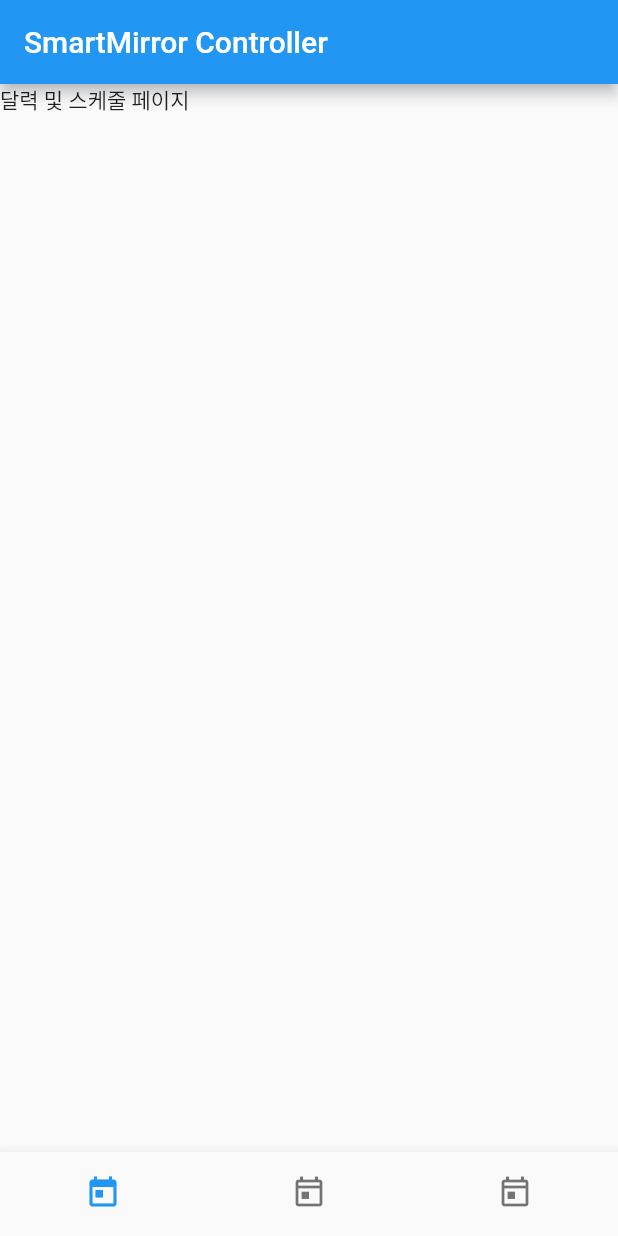
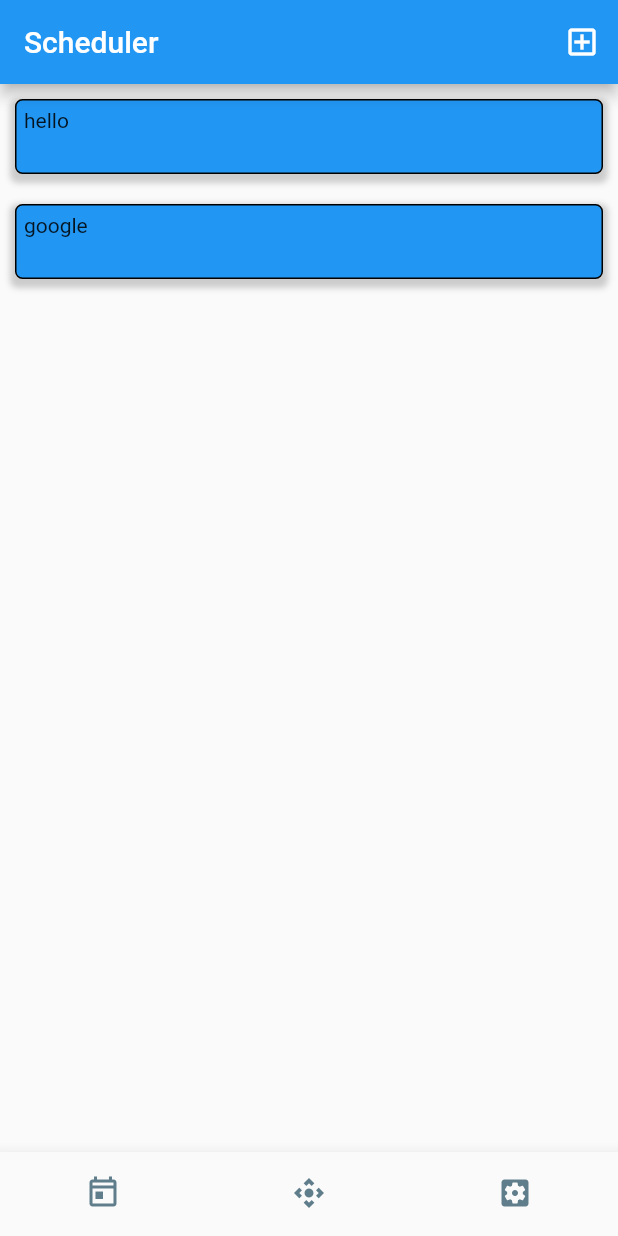
Before and after one commit to songsh927/SmartmirrorControlApp, a Flutter app: the screen it shows after launch, on a phone screen of 412 x 824 dp. Run offline on Flutter 3.47's test engine with Material 2 defaults, Android fonts, the phone set to English and light mode, and no system bars.

Commit message:
22.09.05

```diff
--- a/lib/main.dart
+++ b/lib/main.dart
@@ -1,10 +1,42 @@
 import 'package:flutter/material.dart';
+import 'package:provider/provider.dart';
+
+import 'controllerPage.dart';
+import 'schedulePage.dart';
+import 'settingPage.dart';
 
 void main() {
-  runApp(MaterialApp(
-      home: MyApp()
-  )
+  runApp(
+    MultiProvider(providers: [
+      ChangeNotifierProvider(create: (c) => AppData()),
+    ],
+    child: MaterialApp(
+        home: MyApp()
+    ),)
   );
+}
+
+class AppData extends ChangeNotifier{
+
+  List scheduleData = [
+    {
+      'date' : '20220808',
+      'title' : 'hello',
+      'text' : 'Flutter'
+    },
+    {
+      'date' : '20220808',
+      'title' : 'google',
+      'text' : 'Flutter'
+    }
+  ];
+
+  getSchedule(){}
+
+  addSchedule(){}
+
+
+
 }
 
 class MyApp extends StatefulWidget {
@@ -20,14 +52,10 @@ class _MyAppState extends State<MyApp> {
   @override
   Widget build(BuildContext context) {
     return Scaffold(
-      appBar: AppBar(
-        title: Text('SmartMirror Controller'),
-      ),
-
       body: [
-        schedulePage(),
-        controllerPage(),
-        settingPage()
+        SchedulePage(),
+        ControllerPage(),
+        SettingPage()
       ][tab],
 
       bottomNavigationBar: BottomNavigationBar(
@@ -43,66 +71,19 @@ class _MyAppState extends State<MyApp> {
 
         items: [
           BottomNavigationBarItem(
-            icon: Icon(Icons.today_outlined),
+            icon: Icon(tab == 0 ? Icons.today_outlined : Icons.today , color: Colors.blueGrey,),
             label: 'schedule',
-            activeIcon: Icon(Icons.today),
           ),
           BottomNavigationBarItem(
-            icon: Icon(Icons.today_outlined),
+            icon: Icon(tab == 1 ? Icons.control_camera_outlined : Icons.control_camera , color: Colors.blueGrey,),
             label: 'controller',
-            activeIcon: Icon(Icons.today),
           ),
           BottomNavigationBarItem(
-            icon: Icon(Icons.today_outlined),
-            label: 'setting',
-            activeIcon: Icon(Icons.today),
-          ),
+            icon: Icon(tab == 2 ? Icons.settings_applications_outlined : Icons.settings_applications , color: Colors.blueGrey,),
+            label: 'controller',
+          )
         ],
       ),
-
     );
   }
 }
-
-class schedulePage extends StatefulWidget {
-  const schedulePage({Key? key}) : super(key: key);
-
-  @override
-  _schedulePageState createState() => _schedulePageState();
-}
-
-class _schedulePageState extends State<schedulePage> {
-  @override
-  Widget build(BuildContext context) {
-    return Container(
-      child: Text('달력 및 스케줄 페이지'),
-    );
-  }
-}
-
-class controllerPage extends StatefulWidget {
-  const controllerPage({Key? key}) : super(key: key);
-
-  @override
-  _controllerPageState createState() => _controllerPageState();
-}
-
-class _controllerPageState extends State<controllerPage> {
-  @override
-  Widget build(BuildContext context) {
-    return Container(
-      child: Text('주변기기 제어페이지'),
-    );
-  }
-}
-
-class settingPage extends StatelessWidget {
-  const settingPage({Key? key}) : super(key: key);
-
-  @override
-  Widget build(BuildContext context) {
-    return Container(
-      child: Text('세팅페이지'),
-    );
-  }
-}
--- /dev/null
+++ b/lib/schedulePage.dart
@@ -0,0 +1,47 @@
+import 'package:flutter/material.dart';
+import 'package:provider/provider.dart';
+import 'package:smartmirror_controller/main.dart';
+
+class SchedulePage extends StatefulWidget {
+  const SchedulePage({Key? key}) : super(key: key);
+
+  @override
+  State<SchedulePage> createState() => _SchedulePageState();
+}
+
+class _SchedulePageState extends State<SchedulePage> {
+  @override
+  Widget build(BuildContext context) {
+    return Scaffold(
+      appBar: AppBar(
+        title: Text('Scheduler'),
+        actions: [
+          IconButton(onPressed: (){}, icon: Icon(Icons.add_box_outlined))
+        ],
+      ),
+      body: Container(
+        child: ListView.builder( itemCount: context.read<AppData>().scheduleData.length, itemBuilder: (c,i){
+          return Container(
+            height: 50,
+            margin: EdgeInsets.all(10),
+            padding: EdgeInsets.all(5),
+            child: Text(context.read<AppData>().scheduleData[i]['title']),
+            decoration: BoxDecoration(
+              borderRadius: BorderRadius.circular(5),
+              color: Colors.blue,
+              border: Border.all(),
+              boxShadow: [
+                BoxShadow(
+                  color: Colors.grey.withOpacity(0.5),
+                  spreadRadius: 3,
+                  blurRadius: 3,
+                  offset: Offset(0,3)
+                )
+              ]
+            ),
+          );
+        }),
+      )
+    );
+  }
+}
--- a/pubspec.yaml
+++ b/pubspec.yaml
@@ -29,7 +29,7 @@ environment:
 dependencies:
   flutter:
     sdk: flutter
-
+  provider: ^6.0.3
 
   # The following adds the Cupertino Icons font to your application.
   # Use with the CupertinoIcons class for iOS style icons.
```
Also changed, not shown: lib/controllerPage.dart (added, +44 -0 lines), lib/settingPage.dart (added, +14 -0 lines), pubspec.lock, 1 other file.
